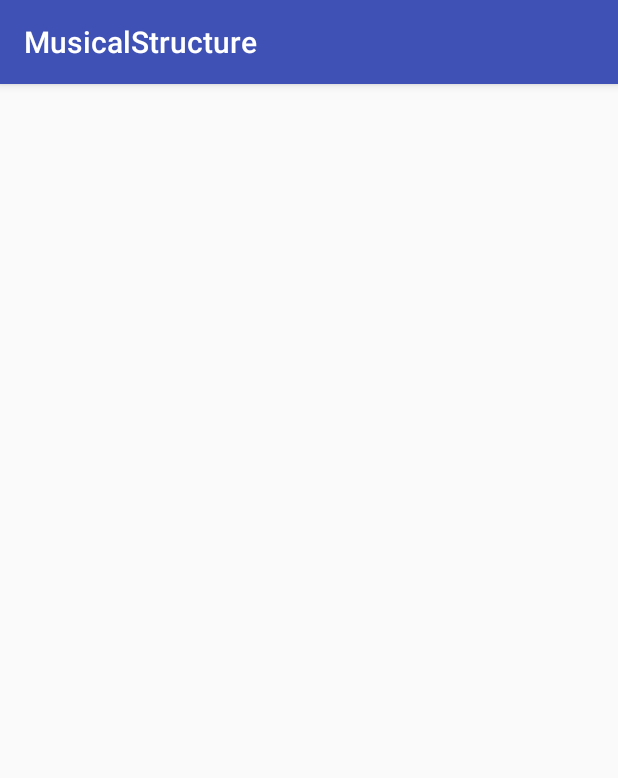
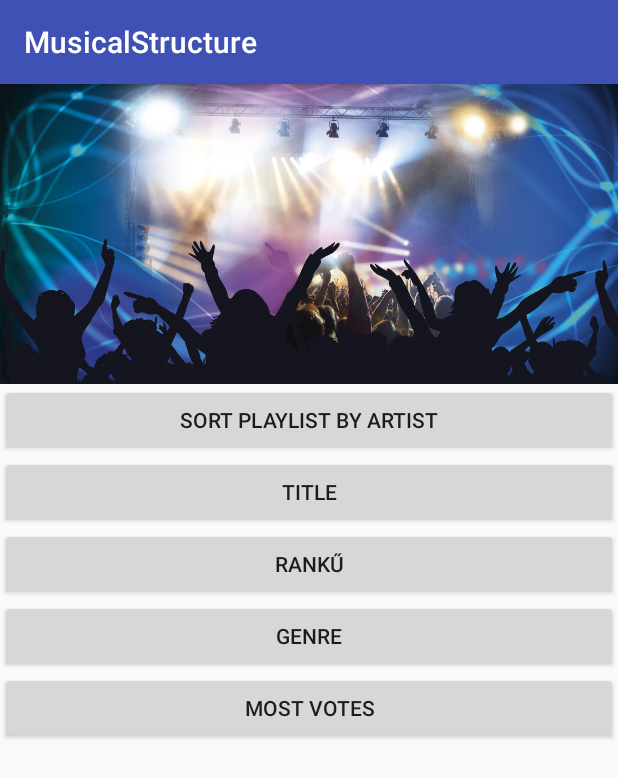
Before and after one commit to csongi77/MusicalStructure, an Android app: the screen it shows after launch (GoodbyeActivity before the commit, MainActivity after it), on a phone screen of 412 x 824 dp. Shown: the top 778 px of the screen. Run offline under Robolectric (Android 15) with nearby library versions, the phone set to English and light mode, and no system bars.

Commit message:
PlaylistArrayAdapter finished

```diff
--- a/app/src/main/java/com/example/csongor/musicalstructure/ListingOrder.java
+++ b/app/src/main/java/com/example/csongor/musicalstructure/ListingOrder.java
@@ -8,5 +8,7 @@ import java.io.Serializable;
 
 public enum ListingOrder implements Serializable{
     ARTIST,
-    TRACK
+    TRACK,
+    RANK,
+    GENRE,
 }
--- a/app/src/main/java/com/example/csongor/musicalstructure/MainActivity.java
+++ b/app/src/main/java/com/example/csongor/musicalstructure/MainActivity.java
@@ -11,7 +11,6 @@ import android.support.v7.app.AlertDialog;
 import android.support.v7.app.AppCompatActivity;
 import android.os.Bundle;
 import android.widget.Button;
-import android.widget.Toast;
 
 public class MainActivity extends AppCompatActivity {
     private static final String EXTRA_LIST_BY = "EXTRA_LIST_BY";
@@ -19,13 +18,14 @@ public class MainActivity extends AppCompatActivity {
     private static final int PERMISSION_REQUEST_READ_EXTERNAL_STORAGE = 42;
     private AlertDialog mAlertDialog;
     private Button mListByArtist;
+    private Button mListByGenre;
 
     @Override
     protected void onCreate(Bundle savedInstanceState) {
         super.onCreate(savedInstanceState);
         setContentView(R.layout.activity_main);
         // Check whether external storage is available. If not, quit application
-        if (!Environment.getExternalStorageState().equalsIgnoreCase(Environment.MEDIA_MOUNTED)) {
+        if (!Environment.getExternalStorageState().equalsIgnoreCase(Environment.MEDIA_MOUNTED)&&Environment.getExternalStoragePublicDirectory(Environment.DIRECTORY_MUSIC)==null) {
             sayGoodbye(ReasonToQuit.NO_MEDIA);
         }
         // check permissions for accessing external storage. If not, request permission
@@ -47,7 +47,9 @@ public class MainActivity extends AppCompatActivity {
     protected void onStart() {
         super.onStart();
         mListByArtist = findViewById(R.id.btn_list_by_artist);
-        mListByArtist.setOnClickListener(v -> listByArtist(ListingOrder.ARTIST));
+        mListByArtist.setOnClickListener(v -> openPlaylist(ListingOrder.ARTIST));
+        mListByGenre = findViewById(R.id.btn_list_by_genre);
+        mListByGenre.setOnClickListener(v-> openPlaylist(ListingOrder.GENRE));
     }
 
     /**
@@ -98,7 +100,7 @@ public class MainActivity extends AppCompatActivity {
      *
      * @param orderBy how to order tracks
      */
-    private void listByArtist(ListingOrder orderBy) {
+    private void openPlaylist(ListingOrder orderBy) {
         Intent intent = new Intent(MainActivity.this, PlayListActivity.class);
         intent.putExtra(EXTRA_LIST_BY, orderBy);
         startActivity(intent);
--- a/app/src/main/java/com/example/csongor/musicalstructure/PlayListActivity.java
+++ b/app/src/main/java/com/example/csongor/musicalstructure/PlayListActivity.java
@@ -37,6 +37,8 @@ public class PlayListActivity extends AppCompatActivity {
 
                 });
                 break;
+            case GENRE:
+                mPlayList.sort((t1,t2)->{return t1.getGenre().toString().compareToIgnoreCase(t2.getGenre().toString());});
             default:
                 break;
         }
```
Also changed, not shown: app/src/main/java/com/example/csongor/musicalstructure/PlaylistArrayAdapter.java (+19 -6 lines).
